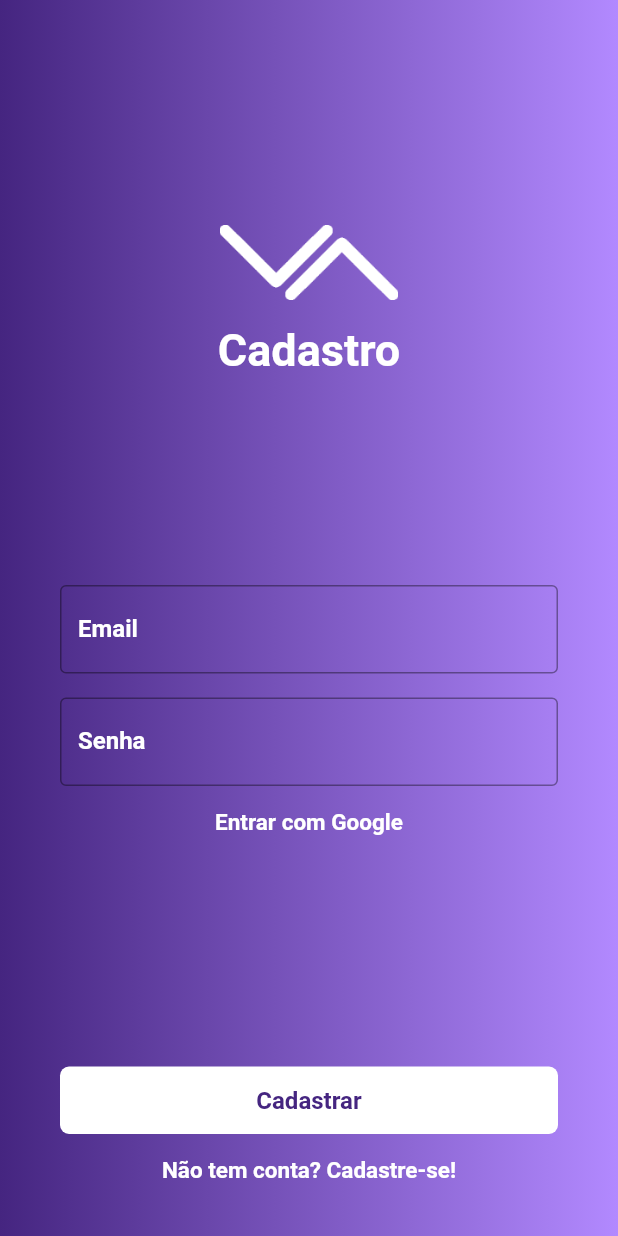
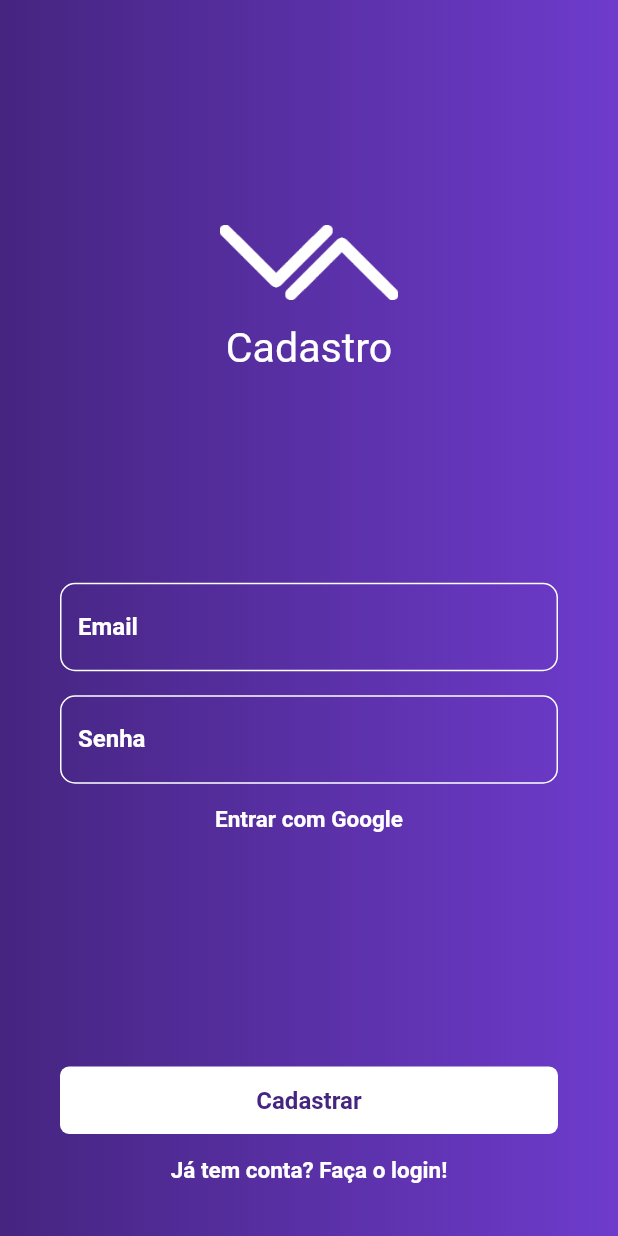
Before and after one commit to SamillyNunes/vup, a Flutter app: the SignUpView screen opened directly, on a phone screen of 412 x 824 dp. Run offline on Flutter 3.47's test engine with Material 2 defaults, Android fonts, the phone set to English and light mode, and no system bars; our stand-ins replace flutter_svg, google_fonts, sizer.

Commit message:
Some adjustments applied

```diff
--- a/lib/presentation/core/app_widget.dart
+++ b/lib/presentation/core/app_widget.dart
@@ -1,5 +1,6 @@
 import 'package:flutter/material.dart';
 import 'package:sizer/sizer.dart';
+import 'package:vup/presentation/views/auth/auth_view.dart';
 import 'package:vup/presentation/views/main_pages/main_pages_view.dart';
 
 class AppWidget extends StatelessWidget {
@@ -11,7 +12,7 @@ class AppWidget extends StatelessWidget {
       builder: (context, orientation, deviceType) {
         return const MaterialApp(
           title: 'VUP App',
-          home: MainPagesView(),
+          home: AuthView(),
         );
       },
     );
--- a/lib/presentation/views/auth/auth_view.dart
+++ b/lib/presentation/views/auth/auth_view.dart
@@ -1,10 +1,13 @@
 import 'package:flutter/material.dart';
 import 'package:sizer/sizer.dart';
+
 import 'package:vup/presentation/core/app_colors.dart';
+import 'package:vup/presentation/core/app_text_styles.dart';
+import 'package:vup/presentation/views/auth/widgets/text_button_widget.dart';
+import 'package:vup/presentation/views/main_pages/main_pages_view.dart';
 
-import '../../../widgets/input_text_form_field_widget.dart';
-import '../../../widgets/text_button_widget.dart';
 import '../sign_up/sign_up_view.dart';
+import 'widgets/input_text_form_field_widget.dart';
 
 class AuthView extends StatelessWidget {
   const AuthView({Key? key}) : super(key: key);
@@ -17,8 +20,8 @@ class AuthView extends StatelessWidget {
         decoration: const BoxDecoration(
           gradient: LinearGradient(
             colors: [
-              AppColors.purpleMain,
-              AppColors.purplew100,
+              AppColors.purplew200,
+              AppColors.purplew300,
             ],
             begin: Alignment.topLeft,
             end: Alignment.topRight,
@@ -36,15 +39,13 @@ class AuthView extends StatelessWidget {
             children: [
               Column(
                 children: [
-                  Image.asset('assets/images/png/logo.png', height: 50),
-                  const Divider(color: Colors.transparent),
-                  const Text(
+                  Image.asset(
+                    'assets/images/png/logo.png',
+                    height: 50,
+                  ),
+                  Text(
                     'Login',
-                    style: TextStyle(
-                      color: AppColors.white,
-                      fontWeight: FontWeight.bold,
-                      fontSize: 30,
-                    ),
+                    style: AppTextStyles.largeTitleStyle,
                   ),
                 ],
               ),
@@ -58,11 +59,11 @@ class AuthView extends StatelessWidget {
                     children: [
                       TextButtonComponent(
                         text: 'Entrar com Google',
-                        function: () {},
+                        onTapped: () {},
                       ),
                       TextButtonComponent(
                         text: 'Esqueceu sua senha?',
-                        function: () {},
+                        onTapped: () {},
                       ),
                     ],
                   ),
@@ -70,29 +71,22 @@ class AuthView extends StatelessWidget {
               ),
               Column(
                 children: [
-                  Container(
-                    decoration: BoxDecoration(
-                        color: AppColors.white,
-                        borderRadius: BorderRadius.circular(6)),
-                    height: 45,
-                    width: 95.w,
-                    child: TextButton(
-                      onPressed: () {},
-                      child: const Text(
-                        'Entrar',
-                        style: TextStyle(
-                          color: AppColors.purpleMain,
-                          fontWeight: FontWeight.bold,
-                          fontSize: 16,
+                  AppButton(
+                    label: 'Entrar',
+                    onTapped: () {
+                      Navigator.pushReplacement(
+                        context,
+                        MaterialPageRoute(
+                          builder: (context) => const MainPagesView(),
                         ),
-                      ),
-                    ),
+                      );
+                    },
                   ),
                   TextButtonComponent(
                     text: 'Não tem conta? Cadastre-se!',
-                    function: () => Navigator.of(context).push(
+                    onTapped: () => Navigator.of(context).pushReplacement(
                       MaterialPageRoute(
-                        builder: ((context) => const SignUpView()),
+                        builder: (context) => const SignUpView(),
                       ),
                     ),
                   ),
@@ -105,3 +99,35 @@ class AuthView extends StatelessWidget {
     );
   }
 }
+
+class AppButton extends StatelessWidget {
+  final String label;
+  final VoidCallback onTapped;
+
+  const AppButton({
+    Key? key,
+    required this.label,
+    required this.onTapped,
+  }) : super(key: key);
+
+  @override
+  Widget build(BuildContext context) {
+    return Container(
+      decoration: BoxDecoration(
+          color: AppColors.white, borderRadius: BorderRadius.circular(6)),
+      height: 45,
+      width: 95.w,
+      child: TextButton(
+        onPressed: onTapped,
+        child: Text(
+          label,
+          style: const TextStyle(
+            color: AppColors.purpleMain,
+            fontWeight: FontWeight.bold,
+            fontSize: 16,
+          ),
+        ),
+      ),
+    );
+  }
+}
--- a/lib/widgets/input_text_form_field_widget.dart
+++ b/lib/presentation/views/auth/widgets/input_text_form_field_widget.dart
@@ -11,13 +11,19 @@ class InputTextFormFieldWidget extends StatelessWidget {
 
   @override
   Widget build(BuildContext context) {
+    var outlineInputBorder = OutlineInputBorder(
+      borderRadius: BorderRadius.circular(10),
+      borderSide: const BorderSide(color: AppColors.white),
+    );
+
     return TextFormField(
       style: const TextStyle(
         color: AppColors.white,
       ),
       decoration: InputDecoration(
         focusColor: Colors.white,
-        border: const OutlineInputBorder(),
+        border: outlineInputBorder,
+        enabledBorder: outlineInputBorder,
         labelText: labelText,
         labelStyle: const TextStyle(
           color: AppColors.white,
--- a/lib/widgets/text_button_widget.dart
+++ b/lib/presentation/views/auth/widgets/text_button_widget.dart
@@ -4,17 +4,17 @@ import 'package:vup/presentation/core/app_colors.dart';
 
 class TextButtonComponent extends StatelessWidget {
   final String text;
-  final VoidCallback function;
+  final VoidCallback onTapped;
   const TextButtonComponent({
     Key? key,
     required this.text,
-    required this.function,
+    required this.onTapped,
   }) : super(key: key);
 
   @override
   Widget build(BuildContext context) {
     return TextButton(
-      onPressed: function,
+      onPressed: onTapped,
       child: Text(
         text,
         style: const TextStyle(
--- a/lib/presentation/views/sign_up/sign_up_view.dart
+++ b/lib/presentation/views/sign_up/sign_up_view.dart
@@ -1,8 +1,11 @@
 import 'package:flutter/material.dart';
 import 'package:sizer/sizer.dart';
+import 'package:vup/presentation/core/app_text_styles.dart';
+import 'package:vup/presentation/views/auth/auth_view.dart';
+import 'package:vup/presentation/views/auth/widgets/text_button_widget.dart';
+import 'package:vup/presentation/views/main_pages/main_pages_view.dart';
 
-import '../../../widgets/input_text_form_field_widget.dart';
-import '../../../widgets/text_button_widget.dart';
+import '../auth/widgets/input_text_form_field_widget.dart';
 import '../../core/app_colors.dart';
 
 class SignUpView extends StatelessWidget {
@@ -16,8 +19,8 @@ class SignUpView extends StatelessWidget {
         decoration: const BoxDecoration(
           gradient: LinearGradient(
             colors: [
-              AppColors.purpleMain,
-              AppColors.purplew100,
+              AppColors.purplew200,
+              AppColors.purplew300,
             ],
             begin: Alignment.topLeft,
             end: Alignment.topRight,
@@ -37,13 +40,9 @@ class SignUpView extends StatelessWidget {
                 children: [
                   Image.asset('assets/images/png/logo.png', height: 50),
                   const Divider(color: Colors.transparent),
-                  const Text(
+                  Text(
                     'Cadastro',
-                    style: TextStyle(
-                      color: AppColors.white,
-                      fontWeight: FontWeight.bold,
-                      fontSize: 30,
-                    ),
+                    style: AppTextStyles.largeTitleStyle,
                   ),
                 ],
               ),
@@ -57,7 +56,7 @@ class SignUpView extends StatelessWidget {
                     children: [
                       TextButtonComponent(
                         text: 'Entrar com Google',
-                        function: () {},
+                        onTapped: () {},
                       ),
                     ],
                   ),
@@ -65,27 +64,24 @@ class SignUpView extends StatelessWidget {
               ),
               Column(
                 children: [
-                  Container(
-                    decoration: BoxDecoration(
-                        color: AppColors.white,
-                        borderRadius: BorderRadius.circular(6)),
-                    height: 45,
-                    width: 95.w,
-                    child: TextButton(
-                      onPressed: () {},
-                      child: const Text(
-                        'Cadastrar',
-                        style: TextStyle(
-                          color: AppColors.purpleMain,
-                          fontWeight: FontWeight.bold,
-                          fontSize: 16,
+                  AppButton(
+                    label: 'Cadastrar',
+                    onTapped: () {
+                      Navigator.pushReplacement(
+                        context,
+                        MaterialPageRoute(
+                          builder: (context) => const MainPagesView(),
                         ),
+                      );
+                    },
+                  ),
+                  TextButtonComponent(
+                    text: 'Já tem conta? Faça o login!',
+                    onTapped: () => Navigator.of(context).pushReplacement(
+                      MaterialPageRoute(
+                        builder: (context) => const AuthView(),
                       ),
                     ),
-                  ),
-                  TextButtonComponent(
-                    text: 'Não tem conta? Cadastre-se!',
-                    function: () {},
                   ),
                 ],
               ),
```
Also changed, not shown: lib/app_widget.dart (deleted, +0 -23 lines), lib/app_module.dart (deleted).
